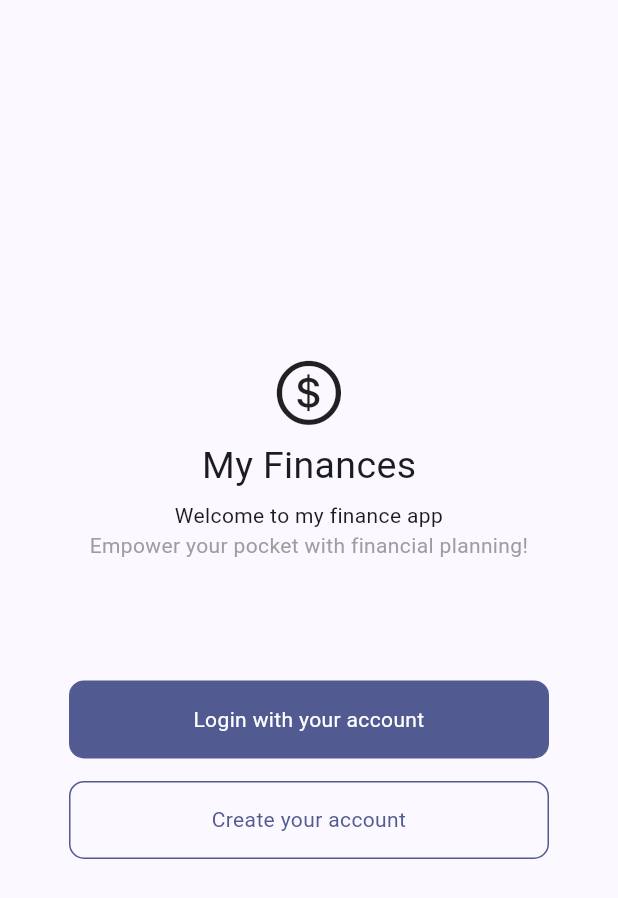
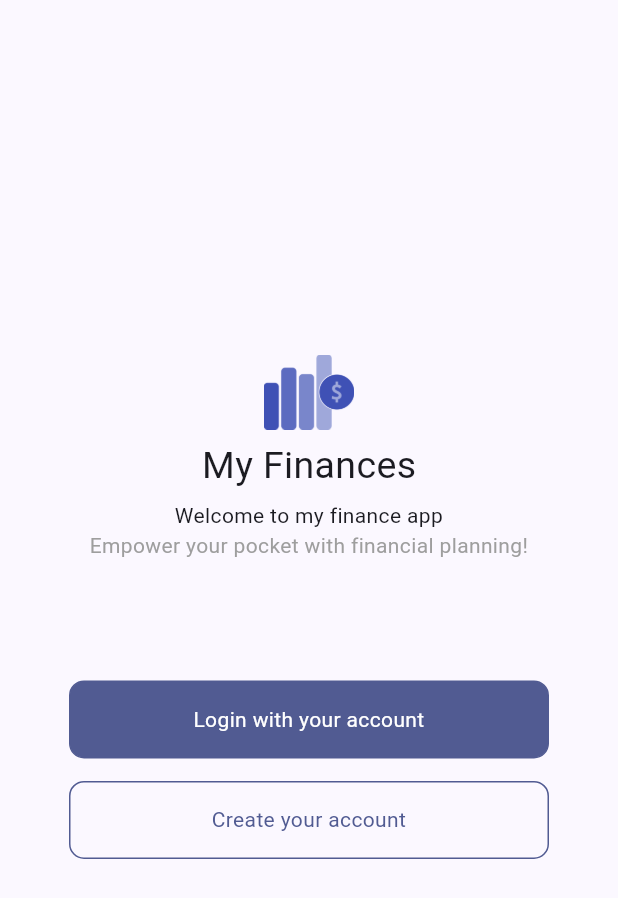
Before and after one commit to eduardoazvd17/my_finances, a Flutter app: the screen it shows after launch, on a phone screen of 412 x 824 dp. Shown: the top 898 px of the screen. Run offline on Flutter 3.47's test engine with Material 2 defaults, Android fonts, the phone set to English and light mode, and no system bars; our stand-ins replace cloud_firestore, firebase_core, flutter_animate, get, localization, shared_preferences; missing offline and left inert: credentials_manager; accounts and stored records are empty.

Commit message:
Adding app logo

```diff
--- a/lib/src/core/presentation/widgets/app_logo.dart
+++ b/lib/src/core/presentation/widgets/app_logo.dart
@@ -18,7 +18,7 @@ class AppLogo extends StatelessWidget {
   @override
   Widget build(BuildContext context) {
     final List<Widget> content = [
-      if (showIcon) Icon(CupertinoIcons.money_dollar_circle, size: size),
+      if (showIcon) Image.asset('assets/images/logo.png', height: size),
       if (showIcon && showText)
         SizedBox(
           height: verticalAlign ? (size / 8) : 0,
```
Also changed, not shown: pubspec.yaml (+10 -64 lines), assets/images/icon-1024-bg.png (deleted), assets/images/icon-1024-render.png (deleted), 28 other files.
